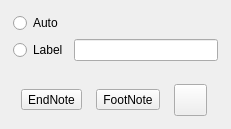
This is plugins/textshape/dialogs/SimpleFootEndNotesWidget.ui in KDE/krita as Qt 5 draws it before an edit. The edited form follows.
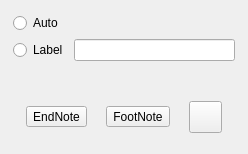
This is the edited form. Icons and pictures are not drawn.

The edit to the form file:
```diff
--- a/plugins/textshape/dialogs/SimpleFootEndNotesWidget.ui
+++ b/plugins/textshape/dialogs/SimpleFootEndNotesWidget.ui
@@ -6,8 +6,8 @@
    <rect>
     <x>0</x>
     <y>0</y>
-    <width>231</width>
-    <height>129</height>
+    <width>248</width>
+    <height>154</height>
    </rect>
   </property>
   <property name="sizePolicy">
```
Left out of the diff: 4 changed lines with no effect on the pictures.
